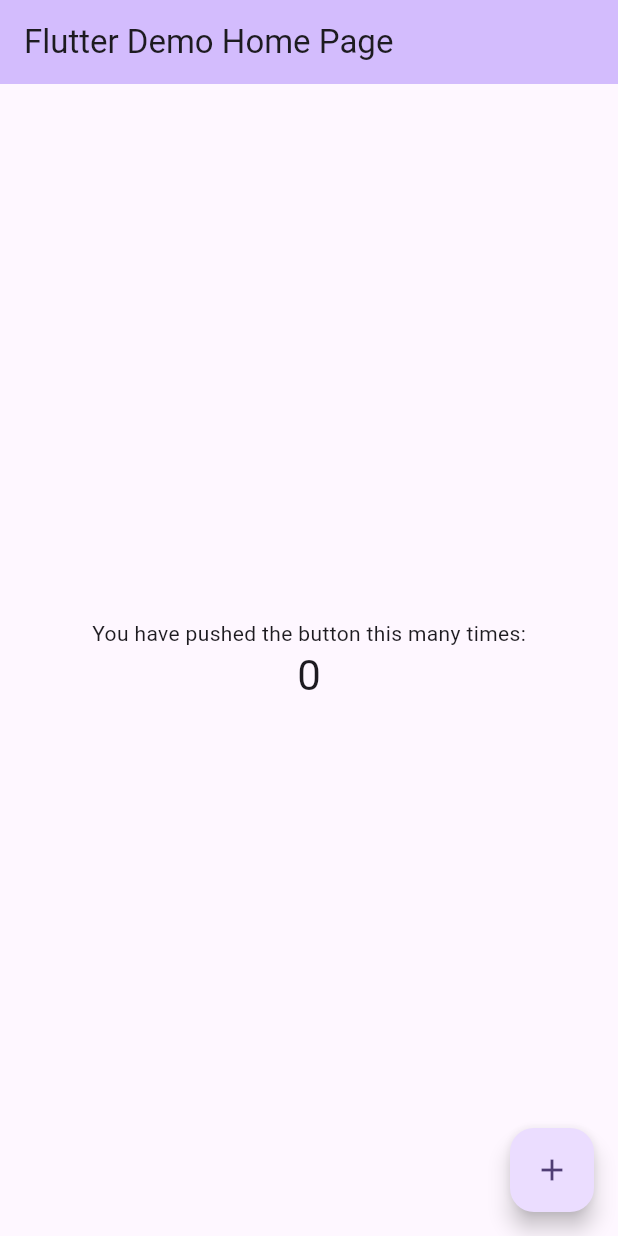
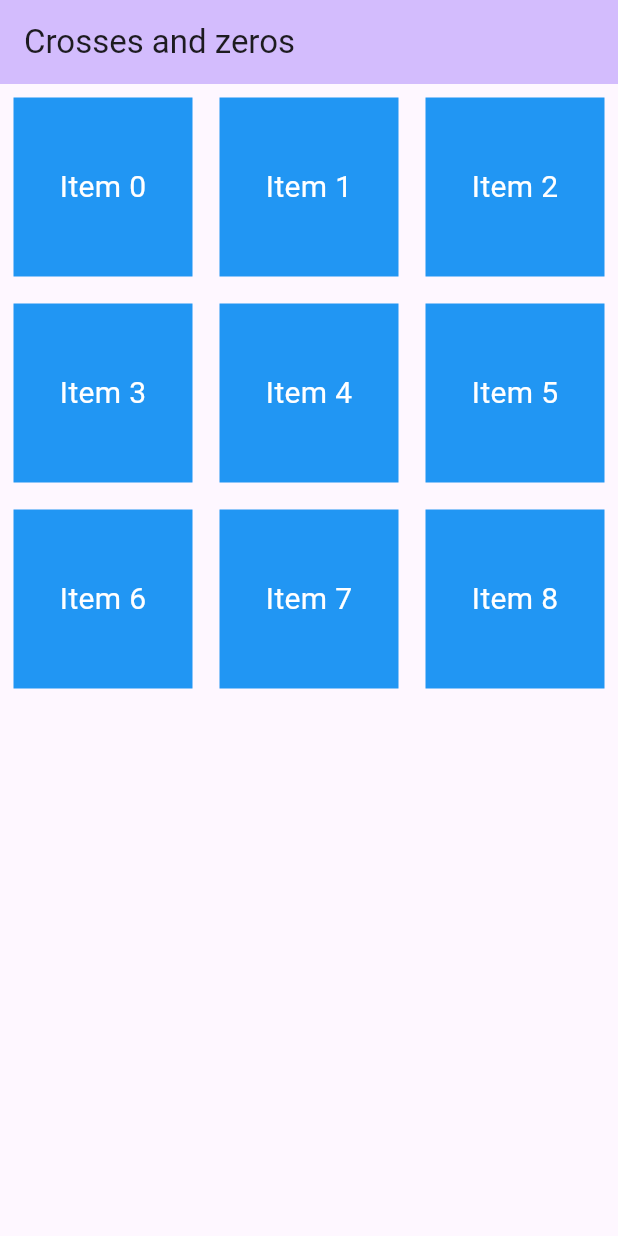
Before and after one commit to Reynem/Flutter, a Flutter app: the screen it shows after launch, on a phone screen of 412 x 824 dp. Run offline on Flutter 3.47's test engine with Material 3 defaults, Android fonts, the phone set to English and light mode, and no system bars.

Commit message:
containers

```diff
--- a/easy_crosses/lib/main.dart
+++ b/easy_crosses/lib/main.dart
@@ -7,46 +7,20 @@
 class MyApp extends StatelessWidget {
   const MyApp({super.key});
 
-  // This widget is the root of your application.
   @override
   Widget build(BuildContext context) {
     return MaterialApp(
-      title: 'Flutter Demo',
+      title: 'Crosses and zeros',
       theme: ThemeData(
-        // This is the theme of your application.
-        //
-        // TRY THIS: Try running your application with "flutter run". You'll see
-        // the application has a purple toolbar. Then, without quitting the app,
-        // try changing the seedColor in the colorScheme below to Colors.green
-        // and then invoke "hot reload" (save your changes or press the "hot
-        // reload" button in a Flutter-supported IDE, or press "r" if you used
-        // the command line to start the app).
-        //
-        // Notice that the counter didn't reset back to zero; the application
-        // state is not lost during the reload. To reset the state, use hot
-        // restart instead.
-        //
-        // This works for code too, not just values: Most code changes can be
-        // tested with just a hot reload.
         colorScheme: ColorScheme.fromSeed(seedColor: Colors.deepPurple),
       ),
-      home: const MyHomePage(title: 'Flutter Demo Home Page'),
+      home: const MyHomePage(title: 'Crosses and zeros'),
     );
   }
 }
 
 class MyHomePage extends StatefulWidget {
   const MyHomePage({super.key, required this.title});
-
-  // This widget is the home page of your application. It is stateful, meaning
-  // that it has a State object (defined below) that contains fields that affect
-  // how it looks.
-
-  // This class is the configuration for the state. It holds the values (in this
-  // case the title) provided by the parent (in this case the App widget) and
-  // used by the build method of the State. Fields in a Widget subclass are
-  // always marked "final".
-
   final String title;
 
   @override
@@ -54,69 +28,39 @@
 }
 
 class _MyHomePageState extends State<MyHomePage> {
-  int _counter = 0;
 
-  void _incrementCounter() {
-    setState(() {
-      // This call to setState tells the Flutter framework that something has
-      // changed in this State, which causes it to rerun the build method below
-      // so that the display can reflect the updated values. If we changed
-      // _counter without calling setState(), then the build method would not be
-      // called again, and so nothing would appear to happen.
-      _counter++;
-    });
-  }
 
   @override
   Widget build(BuildContext context) {
-    // This method is rerun every time setState is called, for instance as done
-    // by the _incrementCounter method above.
-    //
-    // The Flutter framework has been optimized to make rerunning build methods
-    // fast, so that you can just rebuild anything that needs updating rather
-    // than having to individually change instances of widgets.
     return Scaffold(
       appBar: AppBar(
-        // TRY THIS: Try changing the color here to a specific color (to
-        // Colors.amber, perhaps?) and trigger a hot reload to see the AppBar
-        // change color while the other colors stay the same.
         backgroundColor: Theme.of(context).colorScheme.inversePrimary,
-        // Here we take the value from the MyHomePage object that was created by
-        // the App.build method, and use it to set our appbar title.
         title: Text(widget.title),
       ),
       body: Center(
-        // Center is a layout widget. It takes a single child and positions it
-        // in the middle of the parent.
-        child: Column(
-          // Column is also a layout widget. It takes a list of children and
-          // arranges them vertically. By default, it sizes itself to fit its
-          // children horizontally, and tries to be as tall as its parent.
-          //
-          // Column has various properties to control how it sizes itself and
-          // how it positions its children. Here we use mainAxisAlignment to
-          // center the children vertically; the main axis here is the vertical
-          // axis because Columns are vertical (the cross axis would be
-          // horizontal).
-          //
-          // TRY THIS: Invoke "debug painting" (choose the "Toggle Debug Paint"
-          // action in the IDE, or press "p" in the console), to see the
-          // wireframe for each widget.
-          mainAxisAlignment: MainAxisAlignment.center,
-          children: <Widget>[
-            const Text('You have pushed the button this many times:'),
-            Text(
-              '$_counter',
-              style: Theme.of(context).textTheme.headlineMedium,
-            ),
-          ],
-        ),
-      ),
-      floatingActionButton: FloatingActionButton(
-        onPressed: _incrementCounter,
-        tooltip: 'Increment',
-        child: const Icon(Icons.add),
-      ), // This trailing comma makes auto-formatting nicer for build methods.
+        child: SizedBox(
+          width: 800,
+          child: GridView.count(
+              crossAxisCount: 3,
+              children: List.generate(9, (index) {
+                return Container(
+                  color: Colors.blue,
+                  margin: const EdgeInsets.all(9),
+                  child: Center(
+                    child: Text(
+                      'Item $index',
+                      style: const TextStyle(
+                        color: Colors.white,
+                        fontSize: 20,
+                      ),
+                    ),
+                  ),
+                );
+              },
+              )
+            )
+          )
+      )
     );
   }
 }
```
